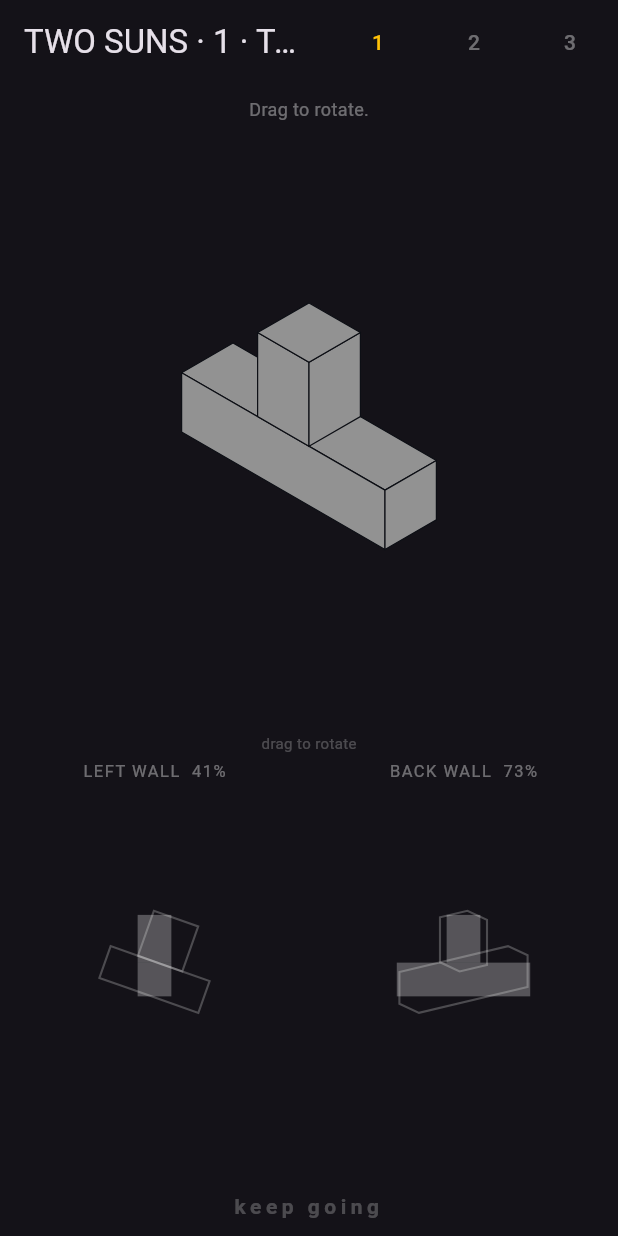
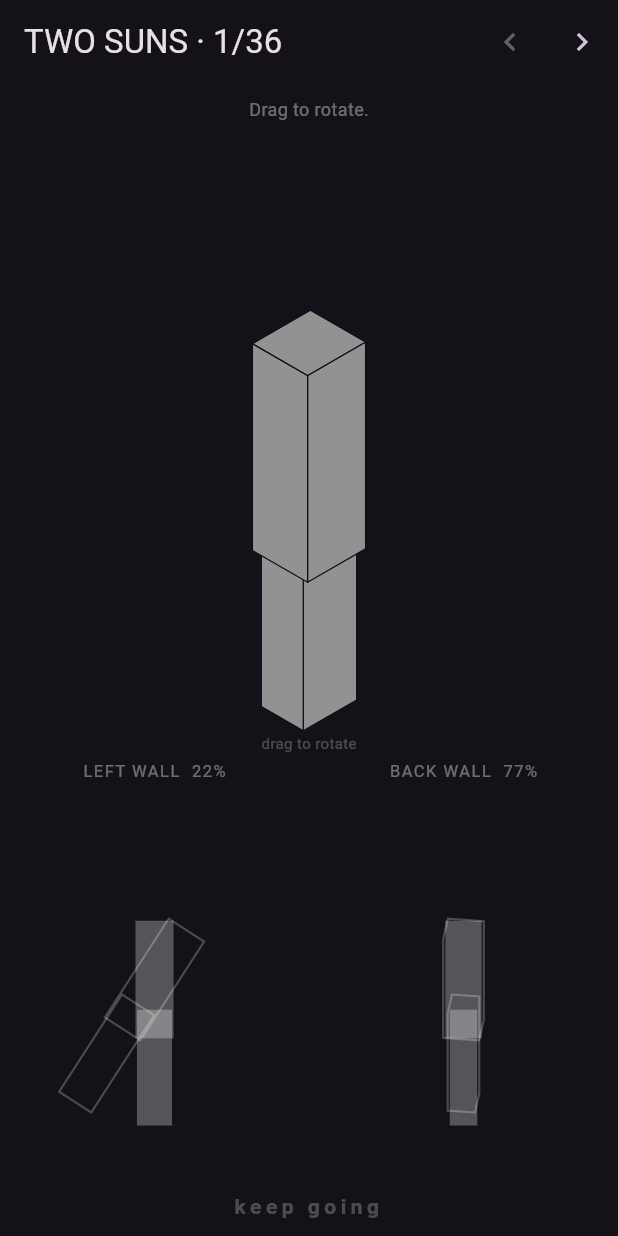
Before and after one commit to jhereeDev/intwolight, a Flutter app: the screen it shows after launch, on a phone screen of 412 x 824 dp. Run offline on Flutter 3.47's test engine with Material 3 defaults, Android fonts, the phone set to English and light mode, and no system bars.

Commit message:
M0 gate passed; add level generator and 36 curated levels
Gate verdict CONTINUE, discharged 7 days early. Jhere solved the hinge level
and reported deduction rather than fiddling, which is the answer the gate was
asking for.

Levels are authored as a solved pose, so they can be generated: random arm
chain plus random solve pose, targets derived, then rejection-sampled on a
measured solution basin. 36 levels across three chapters by hinge count,
deterministic in the seed, curated easiest-first. Ordering uses an approach
metric rather than the basin, which quantises to one or two solving poses and
ties almost everything.

No difficulty FILTER ships, deliberately. A correlation gate was written to
reject levels where the second sun is redundant, and measured backwards
against the only ground truth available: the Tee scores 0.40 and the Hinge
scores 0.67, so gating would have thrown away the good level. A hill-climb
findability metric separated them no better (40/37/35%). Both are recorded in
generator.dart and tool/probe.dart rather than quietly dropped. Validating
difficulty is now a human step.

Co-Authored-By: Claude Opus 5 (1M context) <noreply@anthropic.com>

```diff
--- a/lib/level.dart
+++ b/lib/level.dart
@@ -75,13 +75,18 @@ class Score {
 }
 
 class LevelRuntime {
-  LevelRuntime(this.level)
+  /// [res] is the scoring grid. 64 for play; the generator drops to 32, where
+  /// it is 4x cheaper and still far finer than the accept/reject thresholds.
+  LevelRuntime(this.level, {this.res = 64})
       : _targetA = rasterize(
-            shadows(worldCorners(level, level.solution), toWallA)),
+            shadows(worldCorners(level, level.solution), toWallA),
+            n: res),
         _targetB = rasterize(
-            shadows(worldCorners(level, level.solution), toWallB));
+            shadows(worldCorners(level, level.solution), toWallB),
+            n: res);
 
   final Level level;
+  final int res;
   final Mask _targetA, _targetB;
 
   List<List<V2>> targetHullsA() =>
@@ -92,8 +97,8 @@ class LevelRuntime {
   Score score(Pose p) {
     final w = worldCorners(level, p);
     return Score(
-      iou(rasterize(shadows(w, toWallA)), _targetA),
-      iou(rasterize(shadows(w, toWallB)), _targetB),
+      iou(rasterize(shadows(w, toWallA), n: res), _targetA),
+      iou(rasterize(shadows(w, toWallB), n: res), _targetB),
     );
   }
 }
--- a/lib/main.dart
+++ b/lib/main.dart
@@ -3,6 +3,7 @@ import 'package:flutter/material.dart';
 
 import 'geom.dart';
 import 'level.dart';
+import 'levels.g.dart';
 
 // M0 — the kill gate. Deliberately ugly: three flat panels, a slider, and two
 // numbers. The only question this build exists to answer is whether making one
@@ -32,31 +33,34 @@ class GateScreen extends StatefulWidget {
 class _GateScreenState extends State<GateScreen> {
   int _index = 0;
   Pose _pose = const Pose(0, 0, 0);
-  late LevelRuntime _rt = LevelRuntime(levels[0]);
+  late LevelRuntime _rt = LevelRuntime(generatedLevels[0]);
 
   void _load(int i) => setState(() {
-        _index = i;
-        _rt = LevelRuntime(levels[i]);
+        _index = i.clamp(0, generatedLevels.length - 1);
+        _rt = LevelRuntime(generatedLevels[_index]);
         _pose = const Pose(0, 0, 0);
       });
 
   @override
   Widget build(BuildContext context) {
-    final lv = levels[_index];
+    final lv = generatedLevels[_index];
     final world = worldCorners(lv, _pose);
     final score = _rt.score(_pose);
 
     return Scaffold(
       appBar: AppBar(
-        title: Text('TWO SUNS · ${lv.name}'),
+        title: Text('TWO SUNS · ${_index + 1}/${generatedLevels.length}'),
         actions: [
-          for (var i = 0; i < levels.length; i++)
-            TextButton(
-              onPressed: () => _load(i),
-              child: Text('${i + 1}',
-                  style: TextStyle(
-                      color: i == _index ? Colors.amber : Colors.white38)),
-            ),
+          IconButton(
+            onPressed: _index > 0 ? () => _load(_index - 1) : null,
+            icon: const Icon(Icons.chevron_left),
+          ),
+          IconButton(
+            onPressed: _index < generatedLevels.length - 1
+                ? () => _load(_index + 1)
+                : null,
+            icon: const Icon(Icons.chevron_right),
+          ),
         ],
       ),
       body: Column(
```
Also changed, not shown: lib/generator.dart (added, +163 -0 lines), tool/gen_levels.dart (added, +74 -0 lines), tool/probe.dart (added, +64 -0 lines), lib/levels.g.dart (added), 1 other file.
